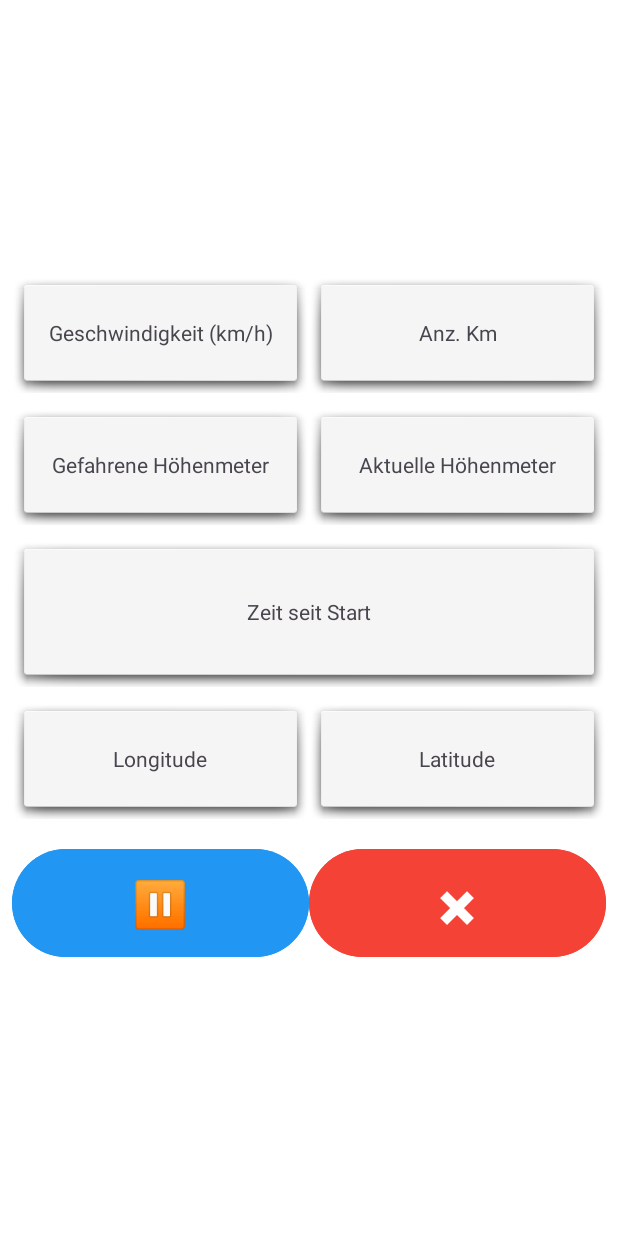
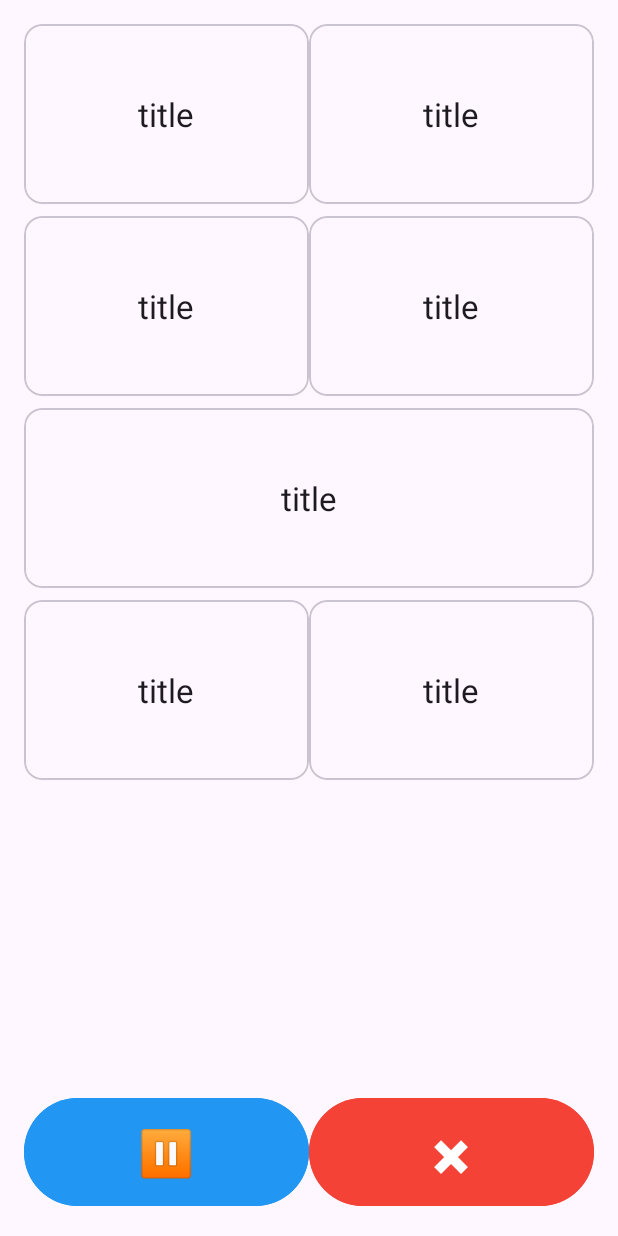
Before and after one commit to NunoReal/BikeComputer, an Android app: the fragment TrackingDataFragment shown on its own in the app's theme, on a phone screen of 412 x 824 dp. Run offline under Robolectric (Android 15) with nearby library versions, the phone set to English and light mode, and no system bars.

Commit message:
edit trackingDataFragment

```diff
--- a/app/src/main/res/layout/fragment_tracking_data.xml
+++ b/app/src/main/res/layout/fragment_tracking_data.xml
@@ -1,98 +1,95 @@
 <?xml version="1.0" encoding="utf-8"?>
-<LinearLayout xmlns:android="http://schemas.android.com/apk/res/android"
+<androidx.constraintlayout.widget.ConstraintLayout xmlns:android="http://schemas.android.com/apk/res/android"
+    xmlns:app="http://schemas.android.com/apk/res-auto"
     android:layout_width="match_parent"
     android:layout_height="match_parent"
     android:orientation="vertical"
-    android:padding="8dp"
-    android:gravity="center"
-    android:background="#FFFFFF">
+    android:padding="16dp">
 
     <LinearLayout
         android:layout_width="match_parent"
         android:layout_height="wrap_content"
+        android:orientation="vertical"
+        app:layout_constraintTop_toTopOf="parent">
+
+        <LinearLayout
+            android:layout_width="match_parent"
+            android:layout_height="wrap_content"
+            android:layout_marginBottom="8dp"
             android:orientation="horizontal"
-        android:weightSum="2"
-        android:layout_marginBottom="8dp">
+            android:weightSum="2">
 
-        <TextView
+            <include
+                layout="@layout/card"
                 android:layout_width="0dp"
-            android:layout_height="80dp"
-            android:layout_weight="1"
-            android:gravity="center"
-            android:background="@android:drawable/dialog_holo_light_frame"
-            android:text="Geschwindigkeit (km/h)" />
+                android:layout_height="wrap_content"
+                android:layout_weight="1" />
 
-        <TextView
+            <include
+                layout="@layout/card"
                 android:layout_width="0dp"
-            android:layout_height="80dp"
-            android:layout_weight="1"
-            android:gravity="center"
-            android:background="@android:drawable/dialog_holo_light_frame"
-            android:text="Anz. Km" />
+                android:layout_height="wrap_content"
+                android:layout_weight="1" />
+
         </LinearLayout>
 
         <LinearLayout
             android:layout_width="match_parent"
             android:layout_height="wrap_content"
+            android:layout_marginBottom="8dp"
             android:orientation="horizontal"
-        android:weightSum="2"
-        android:layout_marginBottom="8dp">
+            android:weightSum="2">
 
-        <TextView
+            <include
+                layout="@layout/card"
                 android:layout_width="0dp"
-            android:layout_height="80dp"
-            android:layout_weight="1"
-            android:gravity="center"
-            android:background="@android:drawable/dialog_holo_light_frame"
-            android:text="Gefahrene Höhenmeter" />
+                android:layout_height="wrap_content"
+                android:layout_weight="1" />
 
-        <TextView
+            <include
+                layout="@layout/card"
                 android:layout_width="0dp"
-            android:layout_height="80dp"
-            android:layout_weight="1"
-            android:gravity="center"
-            android:background="@android:drawable/dialog_holo_light_frame"
-            android:text="Aktuelle Höhenmeter" />
+                android:layout_height="wrap_content"
+                android:layout_weight="1" />
+
         </LinearLayout>
 
-    <TextView
+        <include
+            layout="@layout/card"
             android:layout_width="match_parent"
-        android:layout_height="100dp"
-        android:gravity="center"
-        android:background="@android:drawable/dialog_holo_light_frame"
-        android:text="Zeit seit Start"
+            android:layout_height="wrap_content"
             android:layout_marginBottom="8dp" />
 
         <LinearLayout
             android:layout_width="match_parent"
             android:layout_height="wrap_content"
+            android:layout_marginBottom="8dp"
             android:orientation="horizontal"
-        android:weightSum="2"
-        android:layout_marginBottom="16dp">
+            android:weightSum="2">
 
-        <TextView
+            <include
+                layout="@layout/card"
                 android:layout_width="0dp"
-            android:layout_height="80dp"
-            android:layout_weight="1"
-            android:gravity="center"
-            android:background="@android:drawable/dialog_holo_light_frame"
-            android:text="Longitude" />
+                android:layout_height="wrap_content"
+                android:layout_weight="1" />
 
-        <TextView
+            <include
+                layout="@layout/card"
                 android:layout_width="0dp"
-            android:layout_height="80dp"
-            android:layout_weight="1"
-            android:gravity="center"
-            android:background="@android:drawable/dialog_holo_light_frame"
-            android:text="Latitude" />
+                android:layout_height="wrap_content"
+                android:layout_weight="1" />
+
+        </LinearLayout>
+
     </LinearLayout>
 
     <LinearLayout
         android:layout_width="match_parent"
         android:layout_height="wrap_content"
+        android:gravity="center"
         android:orientation="horizontal"
-        android:gravity="center"
-        android:weightSum="2">
+        android:weightSum="2"
+        app:layout_constraintBottom_toBottomOf="parent">
 
         <Button
             android:id="@+id/btnPause"
@@ -101,8 +98,8 @@
             android:layout_weight="1"
             android:backgroundTint="#2196F3"
             android:text="⏸"
-        android:textSize="30sp"
-        android:textColor="#FFFFFF" />
+            android:textColor="#FFFFFF"
+            android:textSize="30sp" />
 
         <Button
             android:id="@+id/btnStop"
@@ -111,9 +108,9 @@
             android:layout_weight="1"
             android:backgroundTint="#F44336"
             android:text="✖"
-        android:textSize="30sp"
-        android:textColor="#FFFFFF" />
+            android:textColor="#FFFFFF"
+            android:textSize="30sp" />
 
     </LinearLayout>
 
-</LinearLayout>
+</androidx.constraintlayout.widget.ConstraintLayout>
```
Lines whose indentation alone changed are shown as unchanged.
